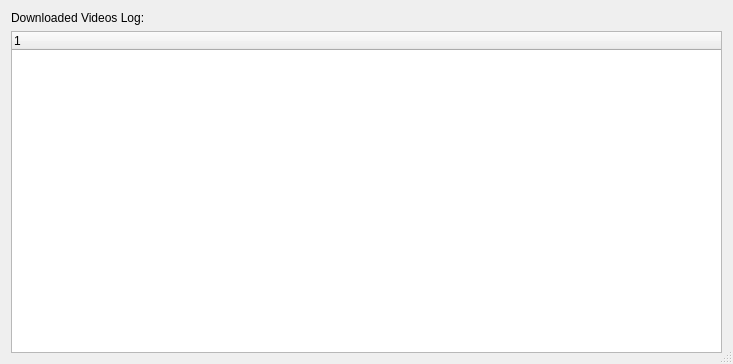
This is ui/downloadlog.ui in ckorn/xvst as Qt 5 draws it before an edit. The edited form follows.
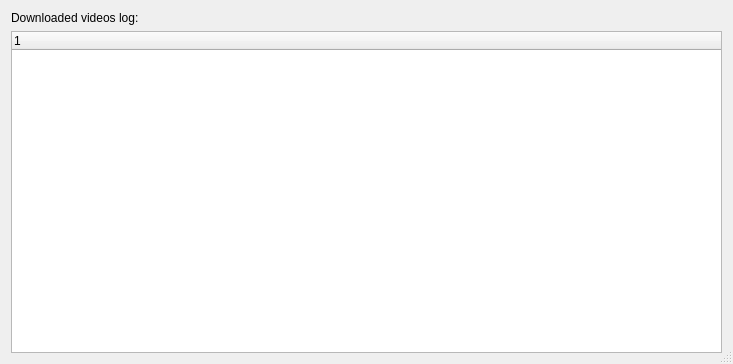
This is the edited form. Icons and pictures are not drawn.

Diff of the .ui file:
```diff
--- a/ui/downloadlog.ui
+++ b/ui/downloadlog.ui
@@ -24,7 +24,7 @@
      <item>
       <widget class="QLabel" name="lblTitle" >
        <property name="text" >
-        <string>Downloaded Videos Log:</string>
+        <string>Downloaded videos log:</string>
        </property>
       </widget>
      </item>
```
